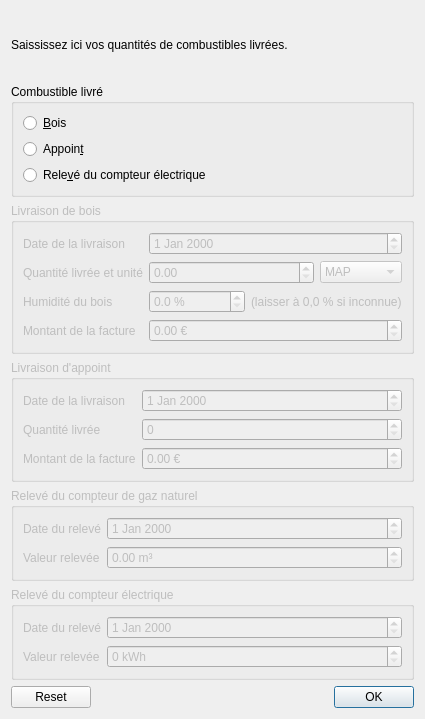
pyridiss/suivi-chaufferies, file addfueldeliverydialog.ui: the form before one commit.
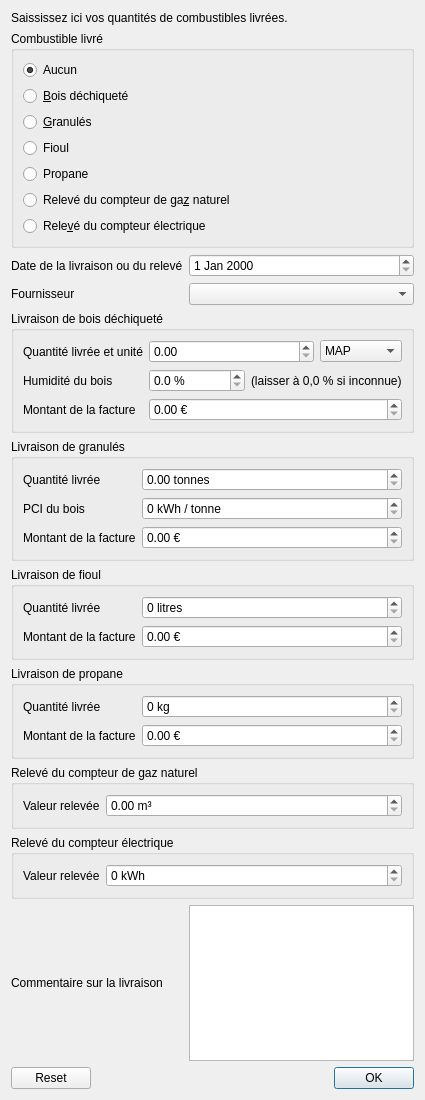
The form after the commit.

Commit message: Each fuel has its own group to add deliveries. Groups that are not used are hidden to clean UI.

Patch:
```diff
--- a/addfueldeliverydialog.ui
+++ b/addfueldeliverydialog.ui
@@ -7,18 +7,11 @@
     <x>0</x>
     <y>0</y>
     <width>425</width>
-    <height>719</height>
+    <height>1100</height>
    </rect>
   </property>
-  <layout class="QVBoxLayout" name="verticalLayout">
-   <item>
-    <widget class="QLabel" name="label">
-     <property name="text">
-      <string>Saississez ici vos quantités de combustibles livrées.</string>
-     </property>
-    </widget>
-   </item>
-   <item>
+  <layout class="QGridLayout" name="gridLayout">
+   <item row="3" column="0" colspan="2">
     <widget class="QGroupBox" name="groupBox_Fuels">
      <property name="title">
       <string>Combustible livré</string>
@@ -27,14 +20,45 @@
       <item>
        <widget class="QRadioButton" name="radioButton_Wood">
         <property name="text">
-         <string>&amp;Bois</string>
+         <string>Aucun</string>
         </property>
+        <property name="checked">
+         <bool>true</bool>
+        </property>
        </widget>
       </item>
       <item>
        <widget class="QRadioButton" name="radioButton_SecondaryFuel">
         <property name="text">
-         <string>Appoin&amp;t</string>
+         <string>&amp;Bois déchiqueté</string>
+        </property>
+       </widget>
+      </item>
+      <item>
+       <widget class="QRadioButton" name="radioButton_Pellets">
+        <property name="text">
+         <string>&amp;Granulés</string>
+        </property>
+       </widget>
+      </item>
+      <item>
+       <widget class="QRadioButton" name="radioButton_FuelOil">
+        <property name="text">
+         <string>Fioul</string>
+        </property>
+       </widget>
+      </item>
+      <item>
+       <widget class="QRadioButton" name="radioButton_Propane">
+        <property name="text">
+         <string>Propane</string>
+        </property>
+       </widget>
+      </item>
+      <item>
+       <widget class="QRadioButton" name="radioButton_NaturalGas">
+        <property name="text">
+         <string>Relevé du compteur de ga&amp;z naturel</string>
         </property>
        </widget>
       </item>
@@ -48,32 +72,73 @@
      </layout>
     </widget>
    </item>
-   <item>
-    <widget class="QGroupBox" name="groupBox_Wood">
-     <property name="enabled">
-      <bool>false</bool>
+   <item row="11" column="0" colspan="2">
+    <widget class="QGroupBox" name="groupBox_NaturalGas">
+     <property name="title">
+      <string>Relevé du compteur de gaz naturel</string>
      </property>
+     <layout class="QFormLayout" name="formLayout_4">
+      <item row="0" column="0">
+       <widget class="QLabel" name="label_13">
+        <property name="text">
+         <string>Valeur relevée</string>
+        </property>
+       </widget>
+      </item>
+      <item row="0" column="1">
+       <widget class="QDoubleSpinBox" name="editNaturalGasIndex">
+        <property name="sizePolicy">
+         <sizepolicy hsizetype="Expanding" vsizetype="Fixed">
+          <horstretch>0</horstretch>
+          <verstretch>0</verstretch>
+         </sizepolicy>
+        </property>
+        <property name="suffix">
+         <string> m³</string>
+        </property>
+       </widget>
+      </item>
+     </layout>
+    </widget>
+   </item>
+   <item row="12" column="0" colspan="2">
+    <widget class="QGroupBox" name="groupBox_Electricity">
      <property name="title">
-      <string>Livraison de bois</string>
+      <string>Relevé du compteur électrique</string>
+     </property>
+     <layout class="QFormLayout" name="formLayout">
+      <item row="0" column="0">
+       <widget class="QLabel" name="label_3">
+        <property name="text">
+         <string>Valeur relevée</string>
+        </property>
+       </widget>
+      </item>
+      <item row="0" column="1">
+       <widget class="QSpinBox" name="editElectricityIndex">
+        <property name="sizePolicy">
+         <sizepolicy hsizetype="Expanding" vsizetype="Fixed">
+          <horstretch>0</horstretch>
+          <verstretch>0</verstretch>
+         </sizepolicy>
+        </property>
+        <property name="suffix">
+         <string> kWh</string>
+        </property>
+        <property name="maximum">
+         <number>1000000</number>
+        </property>
+       </widget>
+      </item>
+     </layout>
+    </widget>
+   </item>
+   <item row="7" column="0" colspan="2">
+    <widget class="QGroupBox" name="groupBox_WoodChips">
+     <property name="title">
+      <string>Livraison de bois déchiqueté</string>
      </property>
      <layout class="QFormLayout" name="formLayout_2">
-      <item row="0" column="0">
-       <widget class="QLabel" name="label_4">
-        <property name="text">
-         <string>Date de la livraison</string>
-        </property>
-       </widget>
-      </item>
-      <item row="0" column="1">
-       <widget class="QDateEdit" name="dateEdit_Wood">
-        <property name="sizePolicy">
-         <sizepolicy hsizetype="Expanding" vsizetype="Fixed">
-          <horstretch>0</horstretch>
-          <verstretch>0</verstretch>
-         </sizepolicy>
-        </property>
-       </widget>
-      </item>
       <item row="1" column="0">
        <widget class="QLabel" name="label_5">
         <property name="text">
@@ -148,6 +213,22 @@
         </item>
        </layout>
       </item>
+      <item row="3" column="1">
+       <widget class="QDoubleSpinBox" name="editWoodChipsBill">
+        <property name="sizePolicy">
+         <sizepolicy hsizetype="Expanding" vsizetype="Fixed">
+          <horstretch>0</horstretch>
+          <verstretch>0</verstretch>
+         </sizepolicy>
+        </property>
+        <property name="suffix">
+         <string> €</string>
+        </property>
+        <property name="maximum">
+         <double>10000.000000000000000</double>
+        </property>
+       </widget>
+      </item>
       <item row="3" column="0">
        <widget class="QLabel" name="label_9">
         <property name="text">
@@ -155,8 +236,90 @@
         </property>
        </widget>
       </item>
-      <item row="3" column="1">
-       <widget class="QDoubleSpinBox" name="doubleSpinBox_WoodBill">
+     </layout>
+    </widget>
+   </item>
+   <item row="4" column="1">
+    <widget class="QDateEdit" name="editDeliveryDate">
+     <property name="sizePolicy">
+      <sizepolicy hsizetype="Expanding" vsizetype="Fixed">
+       <horstretch>0</horstretch>
+       <verstretch>0</verstretch>
+      </sizepolicy>
+     </property>
+    </widget>
+   </item>
+   <item row="5" column="0">
+    <widget class="QLabel" name="label_2">
+     <property name="text">
+      <string>Fournisseur</string>
+     </property>
+    </widget>
+   </item>
+   <item row="8" column="0" colspan="2">
+    <widget class="QGroupBox" name="groupBox_Pellets">
+     <property name="title">
+      <string>Livraison de granulés</string>
+     </property>
+     <layout class="QFormLayout" name="formLayout_5">
+      <item row="0" column="0">
+       <widget class="QLabel" name="label_12">
+        <property name="text">
+         <string>Quantité livrée</string>
+        </property>
+       </widget>
+      </item>
+      <item row="0" column="1">
+       <widget class="QDoubleSpinBox" name="editPelletsQuantity">
+        <property name="sizePolicy">
+         <sizepolicy hsizetype="Expanding" vsizetype="Fixed">
+          <horstretch>0</horstretch>
+          <verstretch>0</verstretch>
+         </sizepolicy>
+        </property>
+        <property name="suffix">
+         <string> tonnes</string>
+        </property>
+        <property name="maximum">
+         <double>10000.000000000000000</double>
+        </property>
+       </widget>
+      </item>
+      <item row="2" column="0">
+       <widget class="QLabel" name="label_14">
+        <property name="text">
+         <string>Montant de la facture</string>
+        </property>
+       </widget>
+      </item>
+      <item row="1" column="0">
+       <widget class="QLabel" name="label_15">
+        <property name="text">
+         <string>PCI du bois</string>
+        </property>
+       </widget>
+      </item>
+      <item row="1" column="1">
+       <widget class="QSpinBox" name="editPelletsLHV">
+        <property name="sizePolicy">
+         <sizepolicy hsizetype="Expanding" vsizetype="Fixed">
+          <horstretch>0</horstretch>
+          <verstretch>0</verstretch>
+         </sizepolicy>
+        </property>
+        <property name="suffix">
+         <string> kWh / tonne</string>
+        </property>
+        <property name="maximum">
+         <number>10000</number>
+        </property>
+        <property name="singleStep">
+         <number>100</number>
+        </property>
+       </widget>
+      </item>
+      <item row="2" column="1">
+       <widget class="QDoubleSpinBox" name="editPelletsBill">
         <property name="sizePolicy">
          <sizepolicy hsizetype="Expanding" vsizetype="Fixed">
           <horstretch>0</horstretch>
@@ -174,31 +337,44 @@
      </layout>
     </widget>
    </item>
-   <item>
-    <widget class="QGroupBox" name="groupBox_SecondaryFuel">
-     <property name="enabled">
-      <bool>false</bool>
-     </property>
+   <item row="9" column="0" colspan="2">
+    <widget class="QGroupBox" name="groupBox_FuelOil">
      <property name="title">
-      <string>Livraison d'appoint</string>
+      <string>Livraison de fioul</string>
      </property>
      <layout class="QFormLayout" name="formLayout_3">
-      <item row="1" column="0">
+      <item row="0" column="0">
        <widget class="QLabel" name="label_8">
         <property name="text">
          <string>Quantité livrée</string>
         </property>
        </widget>
       </item>
-      <item row="2" column="0">
+      <item row="0" column="1">
+       <widget class="QSpinBox" name="editFuelOilQuantity">
+        <property name="sizePolicy">
+         <sizepolicy hsizetype="Expanding" vsizetype="Fixed">
+          <horstretch>0</horstretch>
+          <verstretch>0</verstretch>
+         </sizepolicy>
+        </property>
+        <property name="suffix">
+         <string> litres</string>
+        </property>
+        <property name="maximum">
+         <number>1000000</number>
+        </property>
+       </widget>
+      </item>
+      <item row="1" column="0">
        <widget class="QLabel" name="label_10">
         <property name="text">
          <string>Montant de la facture</string>
         </property>
        </widget>
       </item>
-      <item row="2" column="1">
-       <widget class="QDoubleSpinBox" name="doubleSpinBox_SecondaryFuelBill">
+      <item row="1" column="1">
+       <widget class="QDoubleSpinBox" name="editFuelOilBill">
         <property name="sizePolicy">
          <sizepolicy hsizetype="Expanding" vsizetype="Fixed">
           <horstretch>0</horstretch>
@@ -213,74 +389,58 @@
         </property>
        </widget>
       </item>
-      <item row="0" column="0">
-       <widget class="QLabel" name="label_11">
-        <property name="text">
-         <string>Date de la livraison</string>
-        </property>
-       </widget>
-      </item>
-      <item row="0" column="1">
-       <widget class="QDateEdit" name="dateEdit_SecondaryFuel">
-        <property name="sizePolicy">
-         <sizepolicy hsizetype="Expanding" vsizetype="Fixed">
-          <horstretch>0</horstretch>
-          <verstretch>0</verstretch>
-         </sizepolicy>
-        </property>
-       </widget>
-      </item>
-      <item row="1" column="1">
-       <widget class="QSpinBox" name="spinBox_SecondaryFuel">
-        <property name="sizePolicy">
-         <sizepolicy hsizetype="Expanding" vsizetype="Fixed">
-          <horstretch>0</horstretch>
-          <verstretch>0</verstretch>
-         </sizepolicy>
-        </property>
-        <property name="maximum">
-         <number>1000000</number>
-        </property>
-       </widget>
-      </item>
      </layout>
     </widget>
    </item>
-   <item>
-    <widget class="QGroupBox" name="groupBox_NaturalGas">
-     <property name="enabled">
-      <bool>false</bool>
+   <item row="4" column="0">
+    <widget class="QLabel" name="label_4">
+     <property name="text">
+      <string>Date de la livraison ou du relevé</string>
      </property>
+    </widget>
+   </item>
+   <item row="0" column="0" colspan="2">
+    <widget class="QLabel" name="label">
+     <property name="text">
+      <string>Saississez ici vos quantités de combustibles livrées.</string>
+     </property>
+    </widget>
+   </item>
+   <item row="13" column="0">
+    <widget class="QLabel" name="label_11">
+     <property name="text">
+      <string>Commentaire sur la livraison</string>
+     </property>
+    </widget>
+   </item>
+   <item row="13" column="1">
+    <widget class="QPlainTextEdit" name="editComment"/>
+   </item>
+   <item row="5" column="1">
+    <widget class="QComboBox" name="editProvider"/>
+   </item>
+   <item row="10" column="0" colspan="2">
+    <widget class="QGroupBox" name="groupBox_Propane">
      <property name="title">
-      <string>Relevé du compteur de gaz naturel</string>
+      <string>Livraison de propane</string>
      </property>
-     <layout class="QFormLayout" name="formLayout_4">
+     <layout class="QFormLayout" name="formLayout_6">
       <item row="0" column="0">
-       <widget class="QLabel" name="label_12">
+       <widget class="QLabel" name="label_17">
         <property name="text">
-         <string>Date du relevé</string>
+         <string>Quantité livrée</string>
         </property>
        </widget>
       </item>
-      <item row="0" column="1">
-       <widget class="QDateEdit" name="dateEdit_NaturalGas">
-        <property name="sizePolicy">
-         <sizepolicy hsizetype="Expanding" vsizetype="Fixed">
-          <horstretch>0</horstretch>
-          <verstretch>0</verstretch>
-         </sizepolicy>
-        </property>
-       </widget>
-      </item>
       <item row="1" column="0">
-       <widget class="QLabel" name="label_13">
+       <widget class="QLabel" name="label_16">
         <property name="text">
-         <string>Valeur relevée</string>
+         <string>Montant de la facture</string>
         </property>
        </widget>
       </item>
-      <item row="1" column="1">
-       <widget class="QDoubleSpinBox" name="doubleSpinBox_NaturalGas">
+      <item row="0" column="1">
+       <widget class="QSpinBox" name="editPropaneQuantity">
         <property name="sizePolicy">
          <sizepolicy hsizetype="Expanding" vsizetype="Fixed">
           <horstretch>0</horstretch>
@@ -288,48 +448,15 @@
          </sizepolicy>
         </property>
         <property name="suffix">
-         <string> m³</string>
+         <string> kg</string>
         </property>
-       </widget>
-      </item>
-     </layout>
-    </widget>
-   </item>
-   <item>
-    <widget class="QGroupBox" name="groupBox_Electricity">
-     <property name="enabled">
-      <bool>false</bool>
-     </property>
-     <property name="title">
-      <string>Relevé du compteur électrique</string>
-     </property>
-     <layout class="QFormLayout" name="formLayout">
-      <item row="0" column="0">
-       <widget class="QLabel" name="label_2">
-        <property name="text">
-         <string>Date du relevé</string>
+        <property name="maximum">
+         <number>10000</number>
         </property>
        </widget>
       </item>
-      <item row="0" column="1">
-       <widget class="QDateEdit" name="dateEdit_Electricity">
-        <property name="sizePolicy">
-         <sizepolicy hsizetype="Expanding" vsizetype="Fixed">
-          <horstretch>0</horstretch>
-          <verstretch>0</verstretch>
-         </sizepolicy>
-        </property>
-       </widget>
-      </item>
-      <item row="1" column="0">
-       <widget class="QLabel" name="label_3">
-        <property name="text">
-         <string>Valeur relevée</string>
-        </property>
-       </widget>
-      </item>
       <item row="1" column="1">
-       <widget class="QSpinBox" name="spinBox_Electricity">
+       <widget class="QDoubleSpinBox" name="editPropaneBill">
         <property name="sizePolicy">
          <sizepolicy hsizetype="Expanding" vsizetype="Fixed">
           <horstretch>0</horstretch>
@@ -337,17 +464,17 @@
          </sizepolicy>
         </property>
         <property name="suffix">
-         <string> kWh</string>
+         <string> €</string>
         </property>
         <property name="maximum">
-         <number>1000000</number>
+         <double>10000.000000000000000</double>
         </property>
        </widget>
       </item>
      </layout>
     </widget>
    </item>
-   <item>
+   <item row="14" column="0" colspan="2">
     <widget class="QDialogButtonBox" name="buttonBox">
      <property name="standardButtons">
       <set>QDialogButtonBox::Ok|QDialogButtonBox::Reset</set>
```
Left out of the diff: 10 changed lines with no effect on the pictures. The commit also changes 3 other files.
